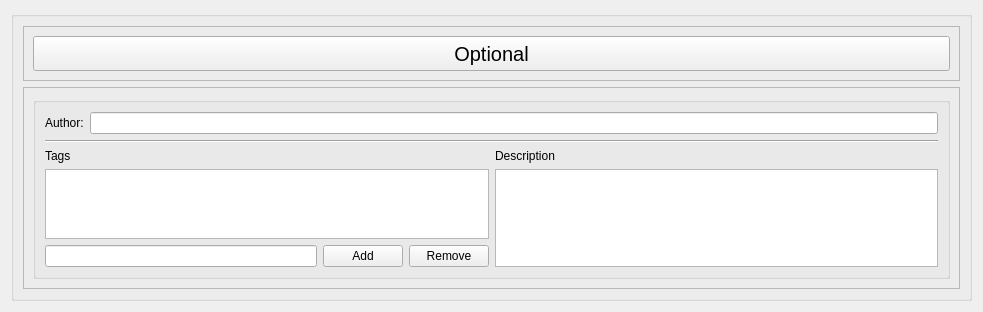
Before: the Qt Designer form widgets/designs/OptionalDataWidget.ui in andremmvgabriel/MyCookingBook, drawn with Qt 5.
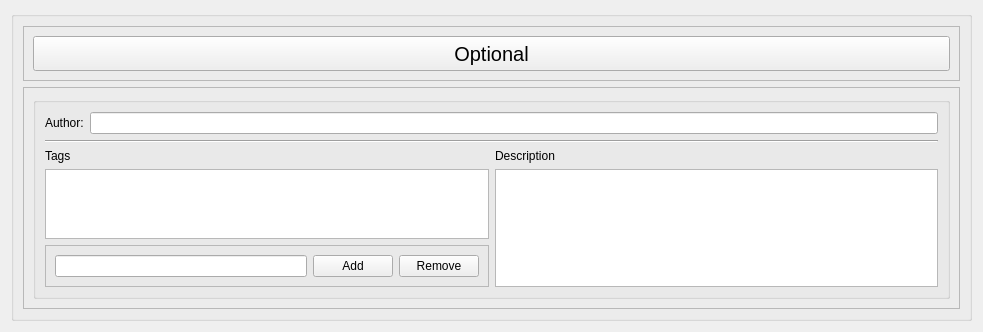
After: the same form once the commit is applied.

```diff
--- a/widgets/designs/OptionalDataWidget.ui
+++ b/widgets/designs/OptionalDataWidget.ui
@@ -7,7 +7,7 @@
     <x>0</x>
     <y>0</y>
     <width>983</width>
-    <height>303</height>
+    <height>321</height>
    </rect>
   </property>
   <property name="windowTitle">
@@ -107,7 +107,14 @@
                  <widget class="QListWidget" name="listTags"/>
                 </item>
                 <item>
-                 <layout class="QHBoxLayout" name="horizontalLayout_2">
+                 <widget class="QFrame" name="frameEdit">
+                  <property name="frameShape">
+                   <enum>QFrame::StyledPanel</enum>
+                  </property>
+                  <property name="frameShadow">
+                   <enum>QFrame::Raised</enum>
+                  </property>
+                  <layout class="QHBoxLayout" name="horizontalLayout_4">
                   <item>
                    <widget class="QLineEdit" name="entryTag"/>
                   </item>
@@ -126,6 +133,7 @@
                    </widget>
                   </item>
                  </layout>
+                 </widget>
                 </item>
                </layout>
               </item>
```
Lines whose indentation alone changed are shown as unchanged.
